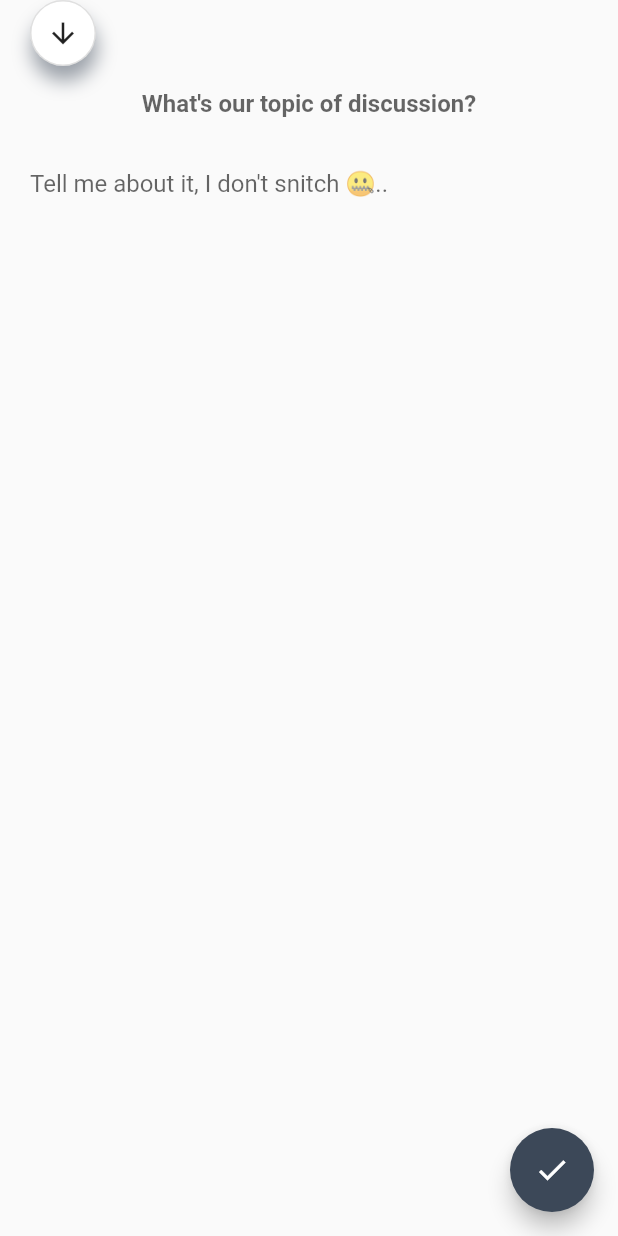
After one commit to Alameen688/dear_diary, a Flutter app: the AddEntry screen opened by its route, on a phone screen of 412 x 824 dp. The commit adds this screen. Run offline on Flutter 3.47's test engine with Material 2 defaults, Android fonts, the phone set to English and light mode, and no system bars; our stand-ins replace email_validator.

Commit message:
Implement add entry functionality

```diff
--- /dev/null
+++ b/lib/ui/entries/add_entry.dart
@@ -0,0 +1,150 @@
+import 'package:dear_diary/notifiers/entry.dart';
+import 'package:dear_diary/ui/common/diray_alert.dart';
+import 'package:dear_diary/utils/input_validator.dart';
+import 'package:flutter/material.dart';
+import 'package:flutter/services.dart';
+import 'package:provider/provider.dart';
+
+class AddEntry extends StatefulWidget {
+  AddEntry({Key key}) : super(key: key);
+
+  _AddEntryState createState() => _AddEntryState();
+}
+
+class _AddEntryState extends State<AddEntry> {
+  Map<String, String> _formData = {};
+  final _addEntryFormKey = GlobalKey<FormState>();
+
+  @override
+  Widget build(BuildContext context) {
+    return Scaffold(
+      body: SafeArea(
+        child: Container(
+          padding: EdgeInsets.only(left: 20, right: 20, bottom: 10),
+          child: Stack(
+            children: <Widget>[
+              ListView(
+                children: <Widget>[
+                  Theme(
+                    data: ThemeData(
+                      highlightColor: Colors.transparent,
+                      splashColor: Colors.transparent,
+                      inputDecorationTheme:
+                          InputDecorationTheme(border: InputBorder.none),
+                    ),
+                    child: Form(
+                      key: _addEntryFormKey,
+                      child: Column(
+                        children: <Widget>[
+                          SizedBox(height: 45),
+                          Padding(
+                            padding: EdgeInsets.only(bottom: 20.0),
+                            child: TextFormField(
+                              keyboardType: TextInputType.multiline,
+                              minLines: 1,
+                              maxLines: 3,
+                              cursorColor: Color(0xFF3C4858),
+                              style: TextStyle(fontWeight: FontWeight.bold),
+                              textAlign: TextAlign.center,
+                              decoration: InputDecoration(
+                                hintText: 'What\'s our topic of discussion?',
+                              ),
+                              inputFormatters: [
+                                LengthLimitingTextInputFormatter(100),
+                              ],
+                              validator: InputValidator.title,
+                              onSaved: (value) => _formData['title'] = value,
+                            ),
+                          ),
+                          TextFormField(
+                            keyboardType: TextInputType.multiline,
+                            maxLines: null,
+                            cursorColor: Color(0xFF3C4858),
+                            decoration: InputDecoration.collapsed(
+                                hintText:
+                                    'Tell me about it, I don\'t snitch 🤐..'),
+                            validator: InputValidator.content,
+                            onSaved: (value) => _formData['content'] = value,
+                          ),
+                        ],
+                      ),
+                    ),
+                  ),
+                ],
+              ),
+              Row(
+                children: <Widget>[
+                  InkResponse(
+                      onTap: () {
+                        Navigator.of(context).pop();
+                      },
+                      child: Container(
+                        padding: EdgeInsets.all(10),
+                        decoration: BoxDecoration(
+                          color: Colors.white,
+                          border: Border.all(color: Colors.black12),
+                          borderRadius: BorderRadius.circular(100),
+                          boxShadow: [
+                            BoxShadow(
+                                color: Color(0xFF3C4858).withOpacity(.5),
+                                offset: Offset(1.0, 10.0),
+                                blurRadius: 10.0),
+                          ],
+                        ),
+                        child: Icon(
+                          Icons.arrow_downward,
+                          semanticLabel: 'Back',
+                          size: 22,
+                        ),
+                      )),
+                ],
+              ),
+            ],
+          ),
+        ),
+      ),
+      floatingActionButton: FloatingActionButton(
+        backgroundColor: Color(0xFF3C4858),
+        child: Provider.of<EntryModel>(context).isLoading
+            ? CircularProgressIndicator(
+                valueColor: AlwaysStoppedAnimation(Colors.white),
+              )
+            : Icon(
+                Icons.check,
+                semanticLabel: 'Save',
+              ),
+        onPressed: () {
+          if (Provider.of<EntryModel>(context).isLoading) return;
+          final form = _addEntryFormKey.currentState;
+          if (form.validate()) {
+            form.save();
+            _handleAddEntry();
+          }
+        },
+      ),
+    );
+  }
+
+  _handleAddEntry() async {
+    final statusCode =
+        await Provider.of<EntryModel>(context, listen: false).create(_formData);
+    if (statusCode != 201) {
+      debugPrint('An error occured');
+      showDialog(
+        context: context,
+        builder: (_) => DiaryAlert(
+            message: "😥 Something went wrong. Please try again later!",
+            onPressed: () => Navigator.of(context).pop()),
+      );
+      return;
+    }
+    showDialog(
+      context: context,
+      barrierDismissible: false,
+      builder: (_) => DiaryAlert(
+          message: "Gotcha 😎! Thanks for sharing your thoughts with me today!",
+          onPressed: () =>
+              Navigator.of(context).popAndPushNamed('list-entries')),
+    );
+  }
+}
--- /dev/null
+++ b/lib/utils/common.dart
@@ -0,0 +1,5 @@
+import 'package:intl/intl.dart';
+
+formatDate(String date) {
+  return new DateFormat.yMMMd("en_US").format(DateTime.parse(date));
+}
```
Also changed, not shown: lib/utils/input_validator.dart (+19 -0 lines).
